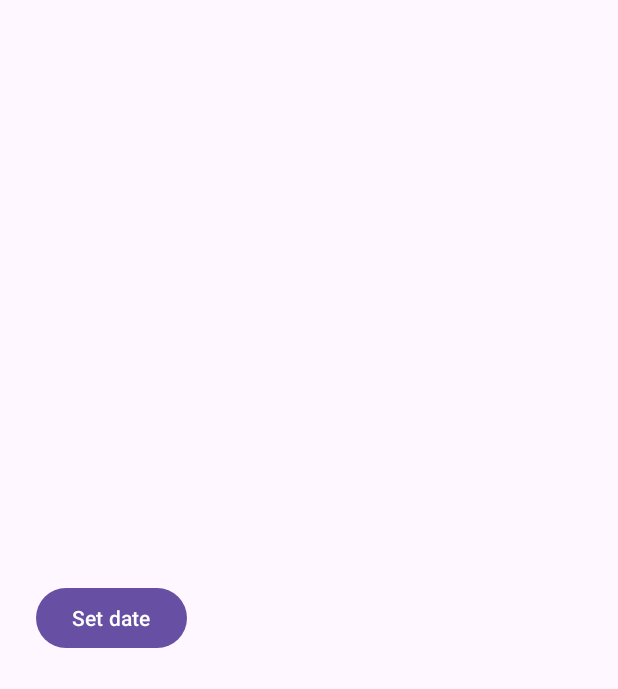
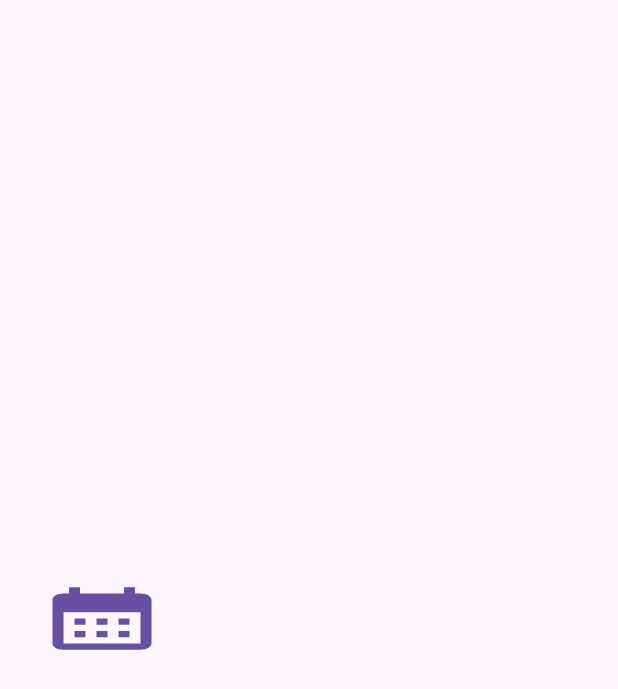
Before and after one commit to marcoantoniouseche/CalendarAndroid, an Android app: the screen it shows after launch (MainActivity), on a phone screen of 412 x 824 dp. Shown: the top 689 px of the screen. Run offline under Robolectric (Android 15) with nearby library versions, the phone set to English and light mode, and no system bars.

Commit message:
💄Improve layout for input date(Part 2)💄

```diff
--- /dev/null
+++ b/app/src/main/res/drawable/baseline_calendar_month_24.xml
@@ -0,0 +1,5 @@
+<vector android:height="50dp" android:tint="#000000"
+    android:viewportHeight="24" android:viewportWidth="24"
+    android:width="50dp" xmlns:android="http://schemas.android.com/apk/res/android">
+    <path android:fillColor="@android:color/white" android:pathData="M19,4h-1V2h-2v2H8V2H6v2H5C3.89,4 3.01,4.9 3.01,6L3,20c0,1.1 0.89,2 2,2h14c1.1,0 2,-0.9 2,-2V6C21,4.9 20.1,4 19,4zM19,20H5V10h14V20zM9,14H7v-2h2V14zM13,14h-2v-2h2V14zM17,14h-2v-2h2V14zM9,18H7v-2h2V18zM13,18h-2v-2h2V18zM17,18h-2v-2h2V18z"/>
+</vector>
--- a/app/src/main/res/layout/activity_main.xml
+++ b/app/src/main/res/layout/activity_main.xml
@@ -23,7 +23,7 @@
         android:layout_width="wrap_content"
         android:layout_height="wrap_content"
         android:layout_marginStart="24dp"
-        android:text="Set date"
+        android:background="@drawable/baseline_calendar_month_24"
         app:layout_constraintBottom_toBottomOf="parent"
         app:layout_constraintStart_toStartOf="parent"
         app:layout_constraintTop_toTopOf="parent" />
```
